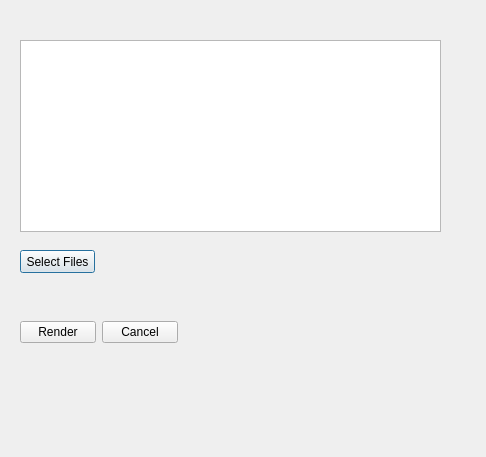
bsinghvird/Multi-File-Sequence-Render, file ui/MultiFileBatchRenderUi.ui: the form before one commit.
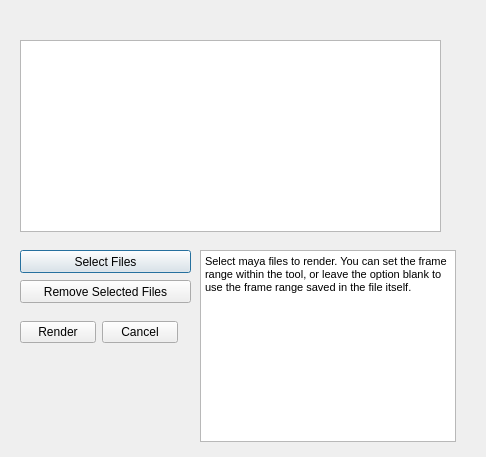
The form after the commit.

Commit message: added remove files button and instructions to UI

```diff
--- a/ui/MultiFileBatchRenderUi.ui
+++ b/ui/MultiFileBatchRenderUi.ui
@@ -34,7 +34,7 @@
     <rect>
      <x>20</x>
      <y>250</y>
-     <width>75</width>
+     <width>171</width>
      <height>23</height>
     </rect>
    </property>
@@ -42,6 +42,36 @@
     <string>Select Files</string>
    </property>
   </widget>
+  <widget class="QTextBrowser" name="text_instructions">
+   <property name="geometry">
+    <rect>
+     <x>200</x>
+     <y>250</y>
+     <width>256</width>
+     <height>192</height>
+    </rect>
+   </property>
+   <property name="html">
+    <string>&lt;!DOCTYPE HTML PUBLIC &quot;-//W3C//DTD HTML 4.0//EN&quot; &quot;http://www.w3.org/TR/REC-html40/strict.dtd&quot;&gt;
+&lt;html&gt;&lt;head&gt;&lt;meta name=&quot;qrichtext&quot; content=&quot;1&quot; /&gt;&lt;style type=&quot;text/css&quot;&gt;
+p, li { white-space: pre-wrap; }
+&lt;/style&gt;&lt;/head&gt;&lt;body style=&quot; font-family:'MS Shell Dlg 2'; font-size:8.25pt; font-weight:400; font-style:normal;&quot;&gt;
+&lt;p style=&quot; margin-top:0px; margin-bottom:0px; margin-left:0px; margin-right:0px; -qt-block-indent:0; text-indent:0px;&quot;&gt;Select maya files to render. You can set the frame range within the tool, or leave the option blank to use the frame range saved in the file itself.&lt;/p&gt;&lt;/body&gt;&lt;/html&gt;</string>
+   </property>
+  </widget>
+  <widget class="QPushButton" name="btn_remove_selected_files">
+   <property name="geometry">
+    <rect>
+     <x>20</x>
+     <y>280</y>
+     <width>171</width>
+     <height>23</height>
+    </rect>
+   </property>
+   <property name="text">
+    <string>Remove Selected Files</string>
+   </property>
+  </widget>
   <widget class="QWidget" name="">
    <property name="geometry">
     <rect>
```
Left out of the diff: 2 changed lines with no effect on the pictures. The commit also changes 3 other files.
